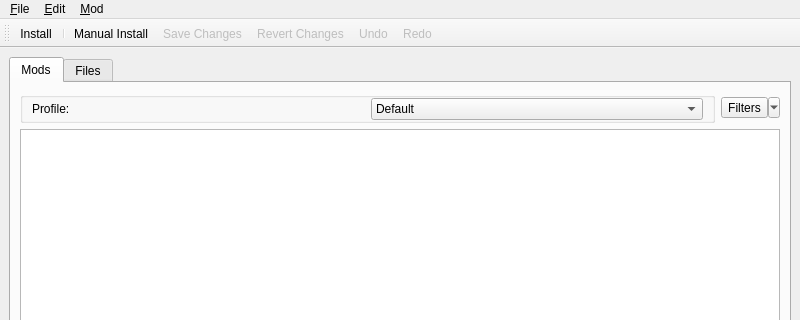
Kf4btg/SkyModMan, file skymodman/interface/designer/ui/manager_window.ui: the form before one commit; both pictures show x 0 to 800 and y 0 to 320 of the 800 by 600 pixel window.
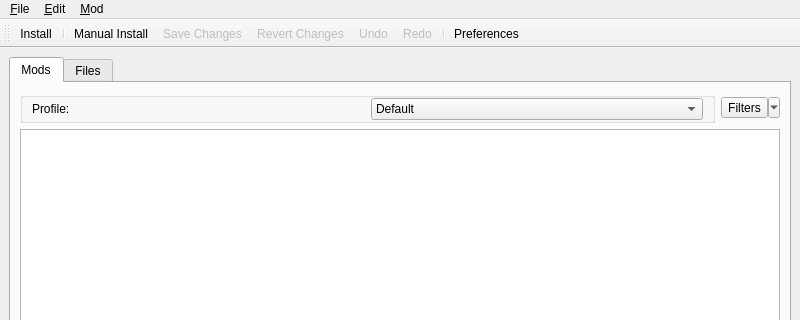
The form after the commit. Icons and pictures are not drawn. Custom widgets are drawn as their Qt base class.

Commit message:
Add Preferences icon to toolbar
Not sure I'm entirely happy with its placement, but I'll worry about
that later.

Patch:
```diff
--- a/skymodman/interface/designer/ui/manager_window.ui
+++ b/skymodman/interface/designer/ui/manager_window.ui
@@ -451,6 +451,8 @@
    <addaction name="action_revert_changes"/>
    <addaction name="action_undo"/>
    <addaction name="action_redo"/>
+   <addaction name="separator"/>
+   <addaction name="action_preferences"/>
   </widget>
   <widget class="QStatusBar" name="status_bar"/>
   <action name="action_install_mod">
```
Left out of the diff: 5 changed lines with no effect on the pictures. The commit also changes 1 other file.
